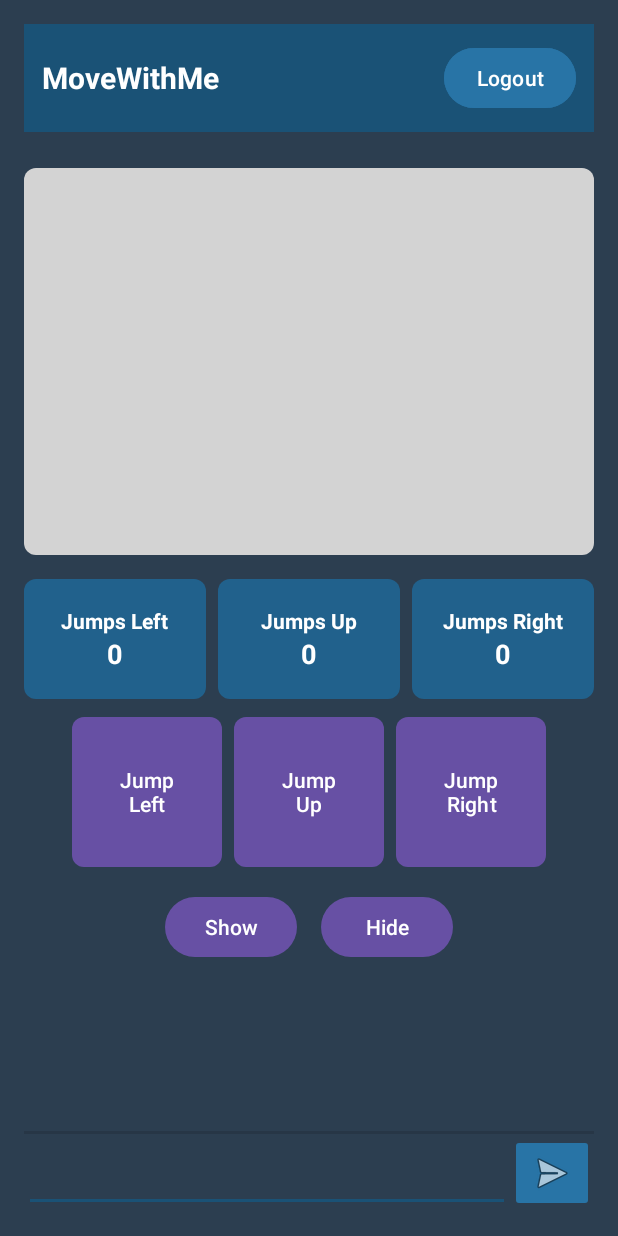
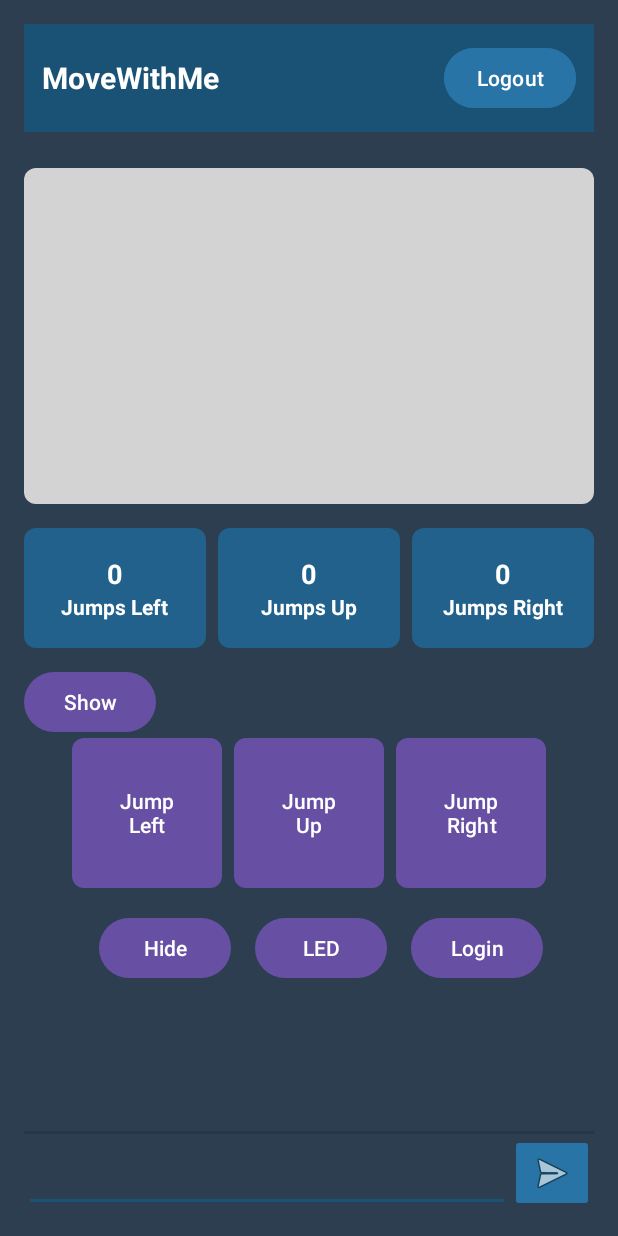
Before and after one commit to ST10403514/WIL2025, an Android app: the layout fragment_terminal.xml on its own in the app's theme, with its tools: preview values and no code run, on a phone screen of 412 x 824 dp. Run offline under Robolectric (Android 15) with nearby library versions, the phone set to English and light mode, and no system bars.

Commit message:
Fixed errors regaurding missing LED buttons

```diff
--- a/app/src/main/java/com/example/kineticpulsemobileapp/TerminalFragment.java
+++ b/app/src/main/java/com/example/kineticpulsemobileapp/TerminalFragment.java
@@ -212,14 +212,18 @@ public class TerminalFragment extends Fragment implements ServiceConnection, Ser
         sendText.addTextChangedListener(hexWatcher);
         sendText.setHint(hexEnabled ? "HEX mode" : "");
 
+        // Show buttons
         showView.setOnClickListener(v -> {
-            buttonsView.setVisibility(View.VISIBLE);
+            buttonsView.setVisibility(View.VISIBLE);  // Show the buttons
+            showView.setVisibility(View.GONE);       // Hide the "Show" button itself
         });
 
-        // Hide buttons when hideView is clicked
+// Hide buttons
         hideView.setOnClickListener(v -> {
-            buttonsView.setVisibility(View.GONE);
+            buttonsView.setVisibility(View.GONE);    // Hide the buttons
+            showView.setVisibility(View.VISIBLE);    // Make the "Show" button visible again
         });
+
 
         btnJumpLeft.setOnClickListener(v -> {
             sendText.setText("1"); // Set sendText to "1"
--- a/app/src/main/res/layout/fragment_terminal.xml
+++ b/app/src/main/res/layout/fragment_terminal.xml
@@ -42,18 +42,15 @@
     </RelativeLayout>
 
     <!-- Image Area -->
-
-    <!-- Jump Counters below image -->
     <FrameLayout
         android:id="@+id/imageArea"
         android:layout_width="match_parent"
         android:layout_height="0dp"
+        android:layout_weight="1"
         android:layout_marginTop="24dp"
         android:layout_marginBottom="16dp"
-        android:layout_weight="1"
         android:background="@drawable/image_placeholder_background">
 
-        <!-- Jump Image placeholder -->
         <ImageView
             android:id="@+id/ivJump"
             android:layout_width="200dp"
@@ -61,6 +58,7 @@
             android:layout_gravity="center" />
     </FrameLayout>
 
+    <!-- Jump Counters -->
     <LinearLayout
         android:id="@+id/jumpStatsLayout"
         android:layout_width="match_parent"
@@ -70,7 +68,6 @@
         android:weightSum="3"
         android:layout_marginBottom="12dp">
 
-        <!-- Left Counter -->
         <LinearLayout
             android:layout_width="0dp"
             android:layout_height="80dp"
@@ -81,22 +78,22 @@
             android:gravity="center"
             android:padding="8dp">
             <TextView
+                android:id="@+id/tvJumpLeft"
+                android:layout_width="wrap_content"
+                android:layout_height="wrap_content"
+                android:text="0"
+                android:textColor="#FFFFFF"
+                android:textStyle="bold"
+                android:textSize="18sp"/>
+            <TextView
                 android:layout_width="wrap_content"
                 android:layout_height="wrap_content"
                 android:text="Jumps Left"
                 android:textColor="#FFFFFF"
                 android:textStyle="bold"
                 android:textSize="14sp"/>
-            <TextView
-                android:layout_width="wrap_content"
-                android:layout_height="wrap_content"
-                android:text="0"
-                android:textColor="#FFFFFF"
-                android:textStyle="bold"
-                android:textSize="18sp"/>
         </LinearLayout>
 
-        <!-- Up Counter -->
         <LinearLayout
             android:layout_width="0dp"
             android:layout_height="80dp"
@@ -107,22 +104,22 @@
             android:gravity="center"
             android:padding="8dp">
             <TextView
+                android:id="@+id/tvJumpMiddle"
+                android:layout_width="wrap_content"
+                android:layout_height="wrap_content"
+                android:text="0"
+                android:textColor="#FFFFFF"
+                android:textStyle="bold"
+                android:textSize="18sp"/>
+            <TextView
                 android:layout_width="wrap_content"
                 android:layout_height="wrap_content"
                 android:text="Jumps Up"
                 android:textColor="#FFFFFF"
                 android:textStyle="bold"
                 android:textSize="14sp"/>
-            <TextView
-                android:layout_width="wrap_content"
-                android:layout_height="wrap_content"
-                android:text="0"
-                android:textColor="#FFFFFF"
-                android:textStyle="bold"
-                android:textSize="18sp"/>
         </LinearLayout>
 
-        <!-- Right Counter -->
         <LinearLayout
             android:layout_width="0dp"
             android:layout_height="80dp"
@@ -132,23 +129,36 @@
             android:gravity="center"
             android:padding="8dp">
             <TextView
+                android:id="@+id/tvJumpRight"
+                android:layout_width="wrap_content"
+                android:layout_height="wrap_content"
+                android:text="0"
+                android:textColor="#FFFFFF"
+                android:textStyle="bold"
+                android:textSize="18sp"/>
+            <TextView
                 android:layout_width="wrap_content"
                 android:layout_height="wrap_content"
                 android:text="Jumps Right"
                 android:textColor="#FFFFFF"
                 android:textStyle="bold"
                 android:textSize="14sp"/>
-            <TextView
-                android:layout_width="wrap_content"
-                android:layout_height="wrap_content"
-                android:text="0"
-                android:textColor="#FFFFFF"
-                android:textStyle="bold"
-                android:textSize="18sp"/>
         </LinearLayout>
     </LinearLayout>
 
-    <!-- Jump Buttons below counters -->
+    <Button
+        android:id="@+id/showView"
+        android:layout_width="wrap_content"
+        android:layout_height="wrap_content"
+        android:text="Show"/>
+    <!-- Buttons View (to show/hide all main buttons) -->
+    <LinearLayout
+        android:id="@+id/buttonsView"
+        android:layout_width="match_parent"
+        android:layout_height="wrap_content"
+        android:orientation="vertical">
+
+        <!-- Jump Buttons -->
         <LinearLayout
             android:layout_width="match_parent"
             android:layout_height="wrap_content"
@@ -183,7 +193,7 @@
                 android:background="@drawable/jump_stat_background"/>
         </LinearLayout>
 
-    <!-- Show / Hide Buttons -->
+        <!-- Show / Hide / LED / Login Buttons -->
         <LinearLayout
             android:layout_width="match_parent"
             android:layout_height="wrap_content"
@@ -191,11 +201,7 @@
             android:gravity="center"
             android:layout_marginBottom="8dp">
 
-        <Button
-            android:id="@+id/showView"
-            android:layout_width="wrap_content"
-            android:layout_height="wrap_content"
-            android:text="Show"/>
+
 
             <Button
                 android:id="@+id/hideView"
@@ -203,6 +209,69 @@
                 android:layout_height="wrap_content"
                 android:text="Hide"
                 android:layout_marginStart="16dp"/>
+
+            <Button
+                android:id="@+id/hideLEDView"
+                android:layout_width="wrap_content"
+                android:layout_height="wrap_content"
+                android:text="LED"
+                android:layout_marginStart="16dp"/>
+
+            <Button
+                android:id="@+id/btnLogin"
+                android:layout_width="wrap_content"
+                android:layout_height="wrap_content"
+                android:text="Login"
+                android:layout_marginStart="16dp"/>
+        </LinearLayout>
+
+        <!-- LED Options Layout -->
+        <LinearLayout
+            android:id="@+id/ledOptions"
+            android:layout_width="match_parent"
+            android:layout_height="wrap_content"
+            android:orientation="vertical"
+            android:gravity="center"
+            android:visibility="gone"
+            android:layout_marginBottom="16dp">
+
+            <LinearLayout
+                android:layout_width="match_parent"
+                android:layout_height="wrap_content"
+                android:orientation="horizontal"
+                android:gravity="center"
+                android:layout_marginBottom="8dp">
+
+                <Button android:id="@+id/btnRed" android:layout_width="100dp" android:layout_height="50dp" android:text="Red" android:layout_margin="4dp"/>
+                <Button android:id="@+id/btnGreen" android:layout_width="100dp" android:layout_height="50dp" android:text="Green" android:layout_margin="4dp"/>
+                <Button android:id="@+id/btnBlue" android:layout_width="100dp" android:layout_height="50dp" android:text="Blue" android:layout_margin="4dp"/>
+            </LinearLayout>
+
+            <LinearLayout
+                android:layout_width="match_parent"
+                android:layout_height="wrap_content"
+                android:orientation="horizontal"
+                android:gravity="center"
+                android:layout_marginBottom="8dp">
+
+                <Button android:id="@+id/btnWhite" android:layout_width="100dp" android:layout_height="50dp" android:text="White" android:layout_margin="4dp"/>
+                <Button android:id="@+id/btnTopaz" android:layout_width="100dp" android:layout_height="50dp" android:text="Topaz" android:layout_margin="4dp"/>
+                <Button android:id="@+id/btnLilac" android:layout_width="100dp" android:layout_height="50dp" android:text="Lilac" android:layout_margin="4dp"/>
+            </LinearLayout>
+
+            <LinearLayout
+                android:layout_width="match_parent"
+                android:layout_height="wrap_content"
+                android:orientation="horizontal"
+                android:gravity="center"
+                android:layout_marginBottom="8dp">
+
+                <Button android:id="@+id/btnRainbow" android:layout_width="wrap_content" android:layout_height="50dp" android:text="Rainbow" android:layout_margin="4dp"/>
+                <Button android:id="@+id/btnSeizureMode" android:layout_width="wrap_content" android:layout_height="50dp" android:text="Seizure Mode" android:layout_margin="4dp"/>
+                <Button android:id="@+id/btnLEDOff" android:layout_width="100dp" android:layout_height="50dp" android:text="Off" android:layout_margin="4dp"/>
+            </LinearLayout>
+        </LinearLayout>
+
     </LinearLayout>
 
     <!-- Received Text Section -->
```
Lines whose indentation alone changed are shown as unchanged.
